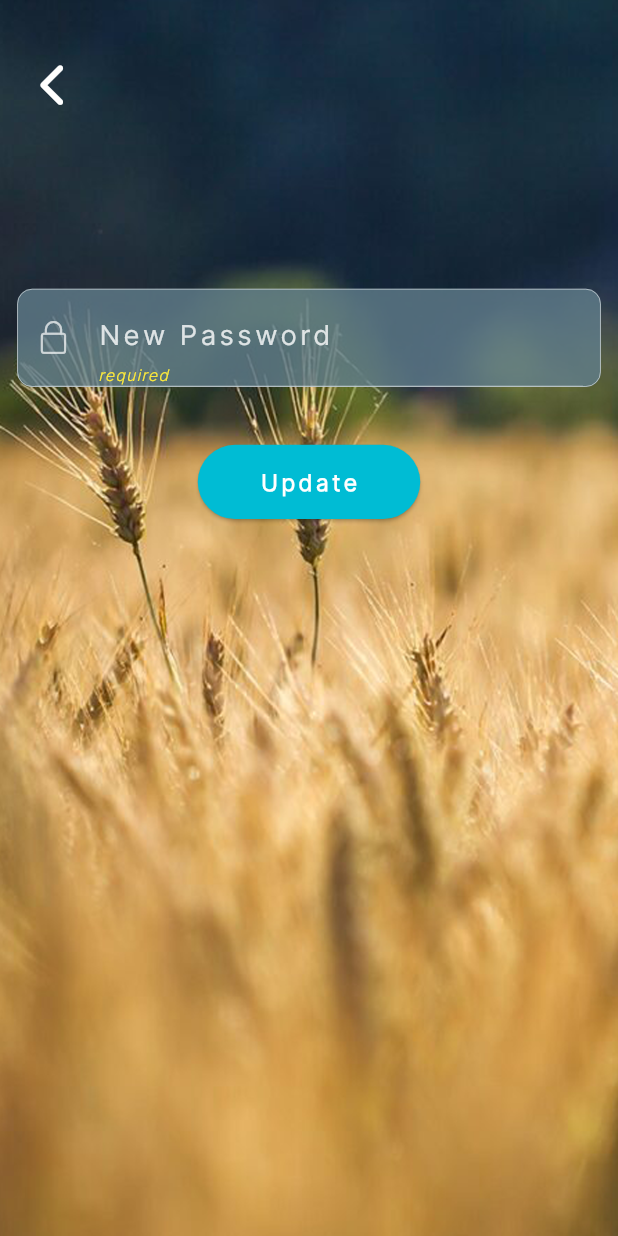
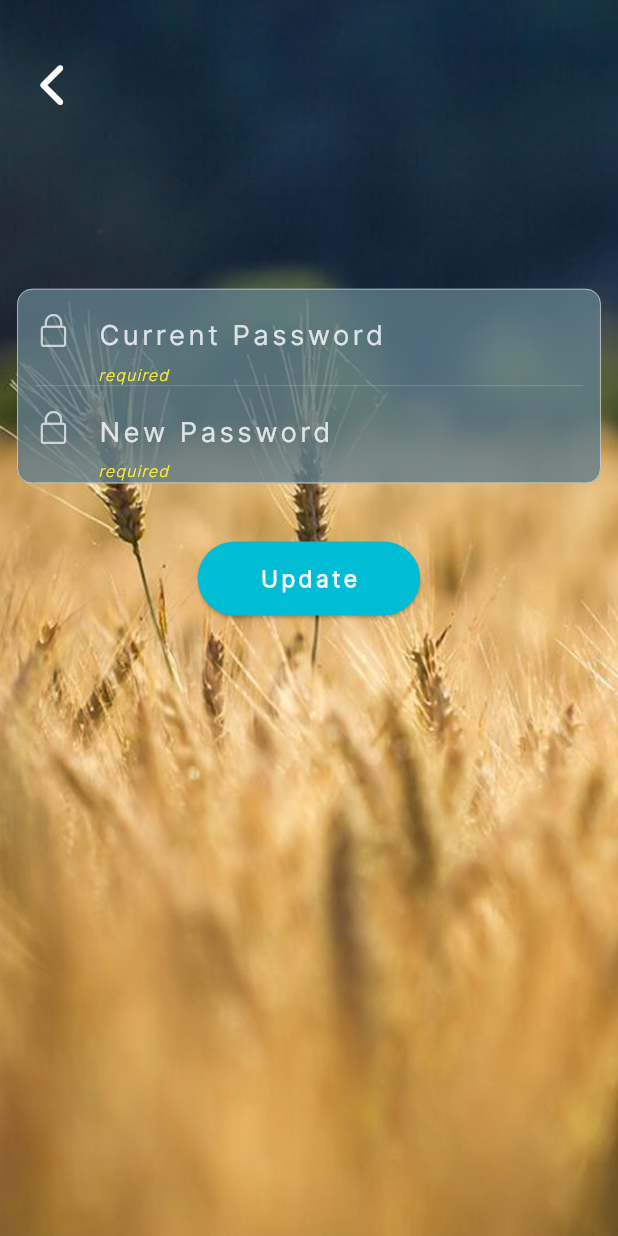
Before and after one commit to khietlam/demo, a Flutter app: the ChangePasswordScreen screen opened directly, after a tap on "Update", on a phone screen of 412 x 824 dp. Run offline on Flutter 3.47's test engine with Material 2 defaults, Android fonts, the phone set to English and light mode, and no system bars; drawn by our look-alikes of reactive_forms; our stand-ins replace animated_bottom_navigation_bar, auto_animated, auto_size_text, camera, firebase_auth, firebase_core and 11 more; missing offline and left inert: images_picker, tflite_flutter, tflite_flutter_helper, webview_flutter_android, webview_flutter_wkwebview; accounts and stored records are empty; statements that could not run were skipped.

Commit message:
ios nop bai - DA CHECK IPHONE 14 PRO - 16.2

```diff
--- a/lib/screens/change_password_screen.dart
+++ b/lib/screens/change_password_screen.dart
@@ -53,6 +53,7 @@ class _ChangePasswordScreenState extends State<ChangePasswordScreen> {
   AccountInfo _account = AccountInfo();
 
   FormGroup buildForm() => fb.group(<String, Object>{
+        'currentPassword': ['', Validators.required, Validators.minLength(6)],
         'newPassword': ['', Validators.required, Validators.minLength(6)],
       });
 
@@ -83,6 +84,8 @@ class _ChangePasswordScreenState extends State<ChangePasswordScreen> {
       webShowClose: true,
     );
   }
+
+  final FirebaseAuth _auth = FirebaseAuth.instance;
 
   @override
   void initState() {
@@ -237,6 +240,76 @@ class _ChangePasswordScreenState extends State<ChangePasswordScreen> {
                                     //   currentFocus.unfocus();
                                     // }
                                   },
+                                  formControlName: 'currentPassword',
+                                  obscureText: true,
+                                  maxLines: 1,
+                                  onSubmitted: (control) {
+                                    FocusScope.of(context)
+                                        .requestFocus(focusPassword);
+                                  },
+                                  validationMessages: {
+                                    ValidationMessage.required: (_) =>
+                                        'Password can\'t be empty',
+                                    ValidationMessage.minLength: (_) =>
+                                        'Enter a password with length at least 6',
+                                  },
+                                  textInputAction: Platform.isIOS
+                                      ? TextInputAction.next
+                                      : TextInputAction.go,
+                                  style: deviceType == 'mobile'
+                                      ? kFormLoginActive
+                                      : kFormLoginActiveIPAD,
+                                  decoration: InputDecoration(
+                                    contentPadding: EdgeInsets.only(
+                                        left: 0,
+                                        top: ScreenUtil().setHeight(10.0),
+                                        right: 0,
+                                        bottom: ScreenUtil().setHeight(16.0)),
+                                    alignLabelWithHint: true,
+                                    labelText: 'Current Password',
+                                    floatingLabelStyle: deviceType == 'mobile'
+                                        ? kfloatingLabelStyle
+                                        : kfloatingLabelStyleIPAD,
+                                    labelStyle: deviceType == 'mobile'
+                                        ? kFormLoginInactive
+                                        : kFormLoginInactiveIPAD,
+                                    border: InputBorder.none,
+                                    helperText: '',
+                                    helperStyle: const TextStyle(height: 0.7),
+                                    errorStyle: deviceType == 'mobile'
+                                        ? kerrorStyle
+                                        : kerrorStyleIPAD,
+                                    icon: Padding(
+                                      padding: EdgeInsets.fromLTRB(0,
+                                          ScreenUtil().setHeight(25.0), 0, 0),
+                                      child: Icon(
+                                        CustomIcons.lock,
+                                        color: Colors.white70,
+                                        size: ScreenUtil().setHeight(60.0),
+                                      ),
+                                    ),
+                                  ),
+                                ),
+                              ),
+                              Container(
+                                alignment: Alignment.centerLeft,
+//                             // Cach le trai 10px
+                                margin: EdgeInsets.symmetric(
+                                  horizontal: ScreenUtil().setWidth(30.0),
+                                ),
+                                height: ScreenUtil().setHeight(150.0),
+                                // Vien day duoi textbox
+                                decoration: kTextFormDecoration,
+
+                                child: ReactiveTextField<String>(
+                                  onTap: (control) {
+                                    // FocusScopeNode currentFocus =
+                                    //     FocusScope.of(context);
+                                    //
+                                    // if (!currentFocus.hasPrimaryFocus) {
+                                    //   currentFocus.unfocus();
+                                    // }
+                                  },
                                   focusNode: focusPassword,
                                   formControlName: 'newPassword',
                                   obscureText: true,
@@ -279,7 +352,7 @@ class _ChangePasswordScreenState extends State<ChangePasswordScreen> {
                                         : kerrorStyleIPAD,
                                     icon: Padding(
                                       padding: EdgeInsets.fromLTRB(0,
-                                          ScreenUtil().setHeight(45.0), 0, 0),
+                                          ScreenUtil().setHeight(25.0), 0, 0),
                                       child: Icon(
                                         CustomIcons.lock,
                                         color: Colors.white70,
@@ -309,56 +382,66 @@ class _ChangePasswordScreenState extends State<ChangePasswordScreen> {
                               });
                               // print(form.value);
                               Map<String, dynamic> formOut = form.value;
+                              _account.password = formOut['currentPassword']
+                                  .replaceAll(' ', '');
                               _account.newPassword =
                                   formOut['newPassword'].replaceAll(' ', '');
 
+                              print(_account.user!.email);
+                              print(_account.password);
                               print(_account.newPassword);
+
                               if (_isOffline) {
                                 _showErrorNetwork();
                               } else {
-                                try {
-                                  User? user =
-                                      FirebaseAuth.instance.currentUser;
-                                  print(user);
+                                User? user = FirebaseAuth.instance.currentUser;
 
-                                  user!
+                                final cred = await EmailAuthProvider.credential(
+                                    email: user!.email!,
+                                    password: _account.password);
+
+                                await user
+                                    .reauthenticateWithCredential(cred)
+                                    .then((value) async {
+                                  await user
                                       .updatePassword(_account.newPassword)
                                       .then((_) {
-                                    setState(() {
-                                      _showSpinner = false;
+                                    _account.user = user;
                                     _showSuccess();
                                     Future.delayed(const Duration(seconds: 1))
                                         .then((value) {
                                       Navigator.of(context).pushReplacement(
                                         MaterialPageRoute(
                                           builder: (context) => Home(
+                                            account: _account,
                                             pageIndex: 1,
+                                            classifier: widget.classifier,
                                             image: widget.image,
-                                              classifier: widget.classifier,
-                                              account: _account,
                                             modelIndex: widget.modelIndex,
                                           ),
                                         ),
                                       );
                                     });
-                                    });
-                                  }).catchError((error) {
-                                    print("Password can't be changed - $error");
-                                    //This might happen, when the wrong password is in, the user isn't found, or if the user hasn't logged in recently.
-                                  });
-                                } on FirebaseAuthException catch (e) {
-                                  // print(e.message);
-                                  _showErrorMessage(e.message!);
+
                                     setState(() {
                                       _showSpinner = false;
                                     });
-                                  throw e;
-                                } on Error catch (e) {
-                                  print(e);
+                                    print(user);
+                                  }).catchError((error) {
+                                    _showErrorMessage(error.toString());
+                                    print(error);
                                     setState(() {
                                       _showSpinner = false;
                                     });
-                                }
+                                  });
+                                }).catchError((err) {
+                                  _showErrorMessage(err.toString());
+
+                                  print(err);
+                                  setState(() {
+                                    _showSpinner = false;
+                                  });
+                                });
                               }
                             } else {
                               form.markAllAsTouched();
--- a/lib/screens/home.dart
+++ b/lib/screens/home.dart
@@ -276,6 +276,7 @@ class _HomeState extends State<Home> with TickerProviderStateMixin {
                 shape: BoxShape.rectangle,
               ),
               child: TabBarView(
+                physics: NeverScrollableScrollPhysics(),
                 // Add tabs as widgets
                 controller: controller,
                 // Add tabs as widgets
--- a/lib/screens/welcome_screen.dart
+++ b/lib/screens/welcome_screen.dart
@@ -130,8 +130,9 @@ class _WelcomeScreenState extends State<WelcomeScreen> {
                       child: Row(
                         children: [
                           Container(
-                            padding: const EdgeInsets.only(
-                              left: 20.0,
+                            padding: EdgeInsets.only(
+                              left: 0.015.sh,
+                              top: 0.05.sh,
                             ),
                             child: Text(
                               "Welcome to SGA.ai",
--- a/lib/tflite/custom_classifier.dart
+++ b/lib/tflite/custom_classifier.dart
@@ -396,6 +396,6 @@ class Classifier {
   }
 
   void close() {
-    interpreter.close();
+    _interpreter!.close();
   }
 }
--- a/pubspec.yaml
+++ b/pubspec.yaml
@@ -63,6 +63,7 @@ dependencies:
   auto_animated: ^3.1.0
   webview_flutter: ^4.0.2
   google_sign_in: ^5.4.4
+  photo_view: ^0.14.0
 
   # Firebase services
   firebase_core: ^2.5.0
```
Also changed, not shown: lib/screens/home_screen.dart (+26 -16 lines), lib/screens/info_screen.dart (+1 -12 lines), lib/screens/signin_screen.dart (+14 -16 lines), lib/screens/signup_screen.dart (+16 -16 lines), lib/utils/firebase_auth_utils.dart (+14 -6 lines), pubspec.lock. Lines whose indentation alone changed are shown as unchanged.
